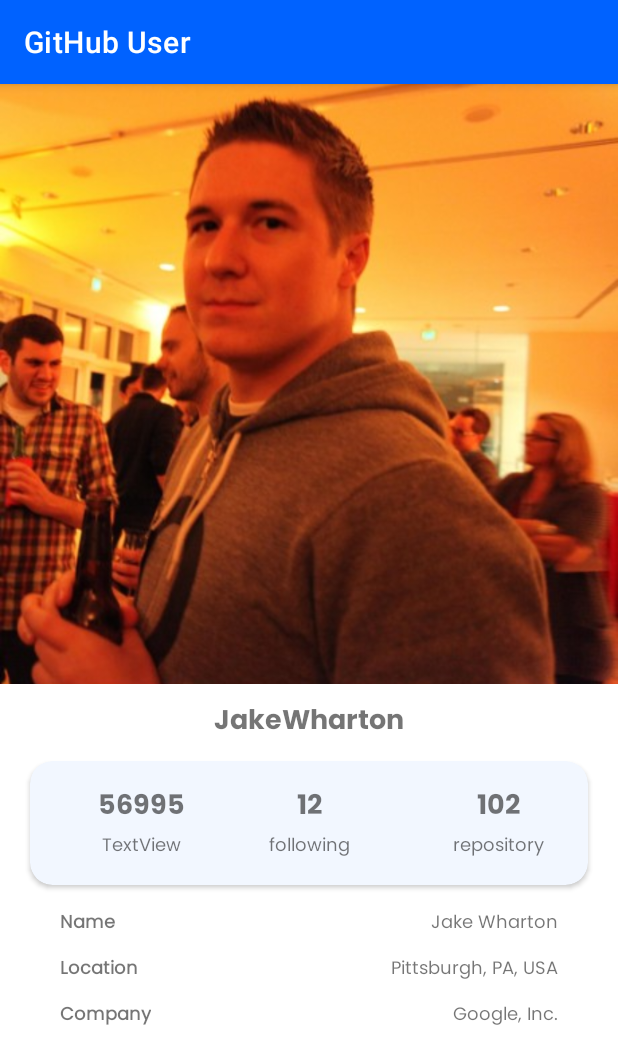
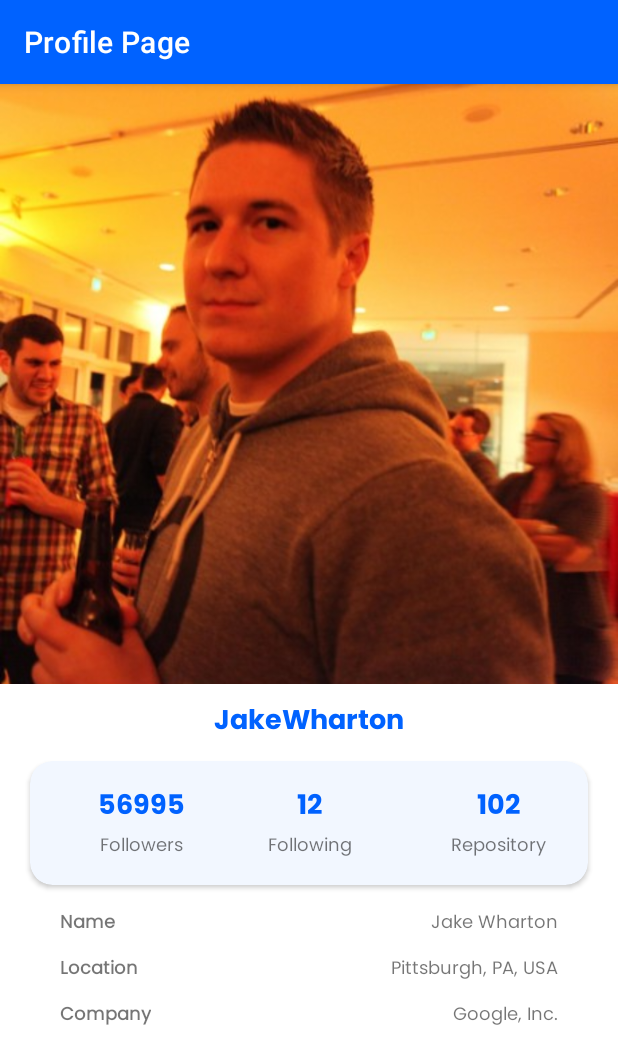
Before and after one commit to furqonunnes/GitHubUser, an Android app: the MainActivity screen opened directly, with no data from a screen before it, after a tap on "JakeWharton", on a phone screen of 412 x 824 dp. Shown: the top 1064 px of the screen. Run offline under Robolectric (Android 15) with nearby library versions, the phone set to English and light mode, and no system bars.

Commit message:
Submission 1 - Completed

```diff
--- a/app/src/main/AndroidManifest.xml
+++ b/app/src/main/AndroidManifest.xml
@@ -24,7 +24,8 @@
         </activity>
         <activity
             android:name=".DetailActivity"
-            android:exported="false" />
+            android:exported="false"
+            android:label="Profile Page"/>
         <activity
             android:name=".MainActivity"
             android:exported="false" />
--- a/app/src/main/java/com/dicoding/githubuser/DetailActivity.kt
+++ b/app/src/main/java/com/dicoding/githubuser/DetailActivity.kt
@@ -8,10 +8,6 @@ class DetailActivity : AppCompatActivity() {
 
     private lateinit var binding: ActivityDetailBinding
 
-    companion object {
-        const val EXTRA_PERSON = "extra_person"
-    }
-
     override fun onCreate(savedInstanceState: Bundle?) {
         super.onCreate(savedInstanceState)
 
@@ -20,15 +16,20 @@ class DetailActivity : AppCompatActivity() {
         setContentView(binding.root)
 
         val person = intent.getParcelableExtra<User>(EXTRA_PERSON) as User
-        binding.imgAvatar.setImageResource(person.photo)
-        binding.tvUsername.text = person.username
-        binding.tvName.text = person.name
-        binding.tvLocation.text = person.location
-        binding.tvRepository.text = person.repository
-        binding.tvCompany.text = person.company
-        binding.tvFollowers.text = person.followers
-        binding.tvFollowing.text = person.following
-
+        binding.apply {
+            imgAvatar.setImageResource(person.photo)
+            tvUsername.text = person.username
+            tvName.text = person.name
+            tvLocation.text = person.location
+            tvRepository.text = person.repository
+            tvCompany.text = person.company
+            tvFollowers.text = person.followers
+            tvFollowing.text = person.following
+        }
 
     }
+
+    companion object {
+        const val EXTRA_PERSON = "extra_person"
+    }
 }
--- a/app/src/main/java/com/dicoding/githubuser/ListUserAdapter.kt
+++ b/app/src/main/java/com/dicoding/githubuser/ListUserAdapter.kt
@@ -13,10 +13,8 @@ class ListUserAdapter(private val ListUser: ArrayList<User>) : RecyclerView.Adap
         this.onItemClickCallback = onItemClickCallback
     }
 
-    // Menampilkan tampilan tiap item
     class ListViewHolder(var binding: ItemUserBinding) : RecyclerView.ViewHolder(binding.root)
 
-    // BINDING
     override fun onCreateViewHolder(viewGroup: ViewGroup, i: Int): ListViewHolder {
         val binding = ItemUserBinding.inflate(LayoutInflater.from(viewGroup.context), viewGroup, false)
         return ListViewHolder(binding)
--- a/app/src/main/java/com/dicoding/githubuser/MainActivity.kt
+++ b/app/src/main/java/com/dicoding/githubuser/MainActivity.kt
@@ -16,7 +16,6 @@ class MainActivity : AppCompatActivity() {
     private lateinit var rvUser: RecyclerView
     private val list = ArrayList<User>()
 
-    // Menandakan item mana yang dipilih
     private fun showSelectedHero(user: User) {
         Toast.makeText(this, "Kamu Memilih" + user.name, Toast.LENGTH_SHORT).show()
 
@@ -50,14 +49,14 @@ class MainActivity : AppCompatActivity() {
             val dataCompany = resources.getStringArray(R.array.company)
             val dataFollowers = resources.getStringArray(R.array.followers)
             val dataFollowing = resources.getStringArray(R.array.following)
-            val listHero = ArrayList<User>()
+            val listUser = ArrayList<User>()
 
             for (i in dataName.indices) {
                 val hero = User(dataPhoto.getResourceId(i, -1), dataUsername[i], dataName[i], dataLocation[i], dataRepository[i], dataCompany[i], dataFollowers[i], dataFollowing[i] )
-                listHero.add(hero)
+                listUser.add(hero)
             }
 
-            return listHero
+            return listUser
         }
 
     private fun showRecyclerList() {
--- a/app/src/main/java/com/dicoding/githubuser/Splash.kt
+++ b/app/src/main/java/com/dicoding/githubuser/Splash.kt
@@ -4,19 +4,23 @@ import android.content.Intent
 import androidx.appcompat.app.AppCompatActivity
 import android.os.Bundle
 import android.os.Handler
+import android.os.Looper
 
-@Suppress("DEPRECATION")
 class Splash : AppCompatActivity() {
     override fun onCreate(savedInstanceState: Bundle?) {
         super.onCreate(savedInstanceState)
         setContentView(R.layout.activity_splash)
 
+        val delay : Long = 1000
+
         supportActionBar?.hide()
 
-        Handler().postDelayed({
+        Handler(Looper.getMainLooper())
+
+        Handler(Looper.getMainLooper()).postDelayed({
             val intent = Intent(this@Splash, MainActivity::class.java)
             startActivity(intent)
             finish()
-        },1000 )
+        }, delay )
     }
 }
--- a/app/src/main/res/layout/activity_detail.xml
+++ b/app/src/main/res/layout/activity_detail.xml
@@ -15,7 +15,8 @@
         app:layout_constraintHorizontal_bias="0.498"
         app:layout_constraintStart_toStartOf="parent"
         app:layout_constraintTop_toTopOf="parent"
-        tools:srcCompat="@tools:sample/avatars" />
+        tools:srcCompat="@tools:sample/avatars"
+        android:contentDescription="@string/desc" />
 
     <TextView
         android:id="@+id/tv_username"
@@ -53,7 +54,7 @@
                 android:layout_width="wrap_content"
                 android:layout_height="wrap_content"
                 android:layout_marginStart="30dp"
-                android:text="TextView"
+                tools:text="Follower"
                 app:layout_constraintEnd_toEndOf="parent"
                 app:layout_constraintHorizontal_bias="0.0"
                 app:layout_constraintStart_toStartOf="parent"
@@ -63,7 +64,7 @@
                 style="@style/NormalFont"
                 android:layout_width="wrap_content"
                 android:layout_height="wrap_content"
-                android:text="TextView"
+                android:text="@string/followers"
                 app:layout_constraintEnd_toEndOf="@+id/tv_followers"
                 app:layout_constraintStart_toStartOf="@+id/tv_followers"
                 app:layout_constraintTop_toBottomOf="@+id/tv_followers" />
@@ -73,7 +74,7 @@
                 style="@style/HeaderFont"
                 android:layout_width="wrap_content"
                 android:layout_height="wrap_content"
-                android:text="TextView"
+                tools:text="Following"
                 app:layout_constraintEnd_toEndOf="parent"
                 app:layout_constraintStart_toStartOf="parent"
                 app:layout_constraintTop_toTopOf="parent" />
@@ -83,7 +84,7 @@
                 style="@style/NormalFont"
                 android:layout_width="wrap_content"
                 android:layout_height="wrap_content"
-                android:text="following"
+                android:text="@string/following"
                 app:layout_constraintEnd_toEndOf="@+id/tv_following"
                 app:layout_constraintStart_toStartOf="@+id/tv_following"
                 app:layout_constraintTop_toBottomOf="@+id/tv_following" />
@@ -94,18 +95,18 @@
                 android:layout_width="wrap_content"
                 android:layout_height="wrap_content"
                 android:layout_marginEnd="30dp"
-                android:text="TextView"
                 app:layout_constraintEnd_toEndOf="parent"
                 app:layout_constraintHorizontal_bias="1.0"
-                app:layout_constraintStart_toEndOf="@+id/tv_following"
-                app:layout_constraintTop_toTopOf="parent" />
+                app:layout_constraintStart_toStartOf="parent"
+                app:layout_constraintTop_toTopOf="parent"
+                tools:text="Repository" />
 
             <TextView
                 android:id="@+id/textView4"
                 style="@style/NormalFont"
                 android:layout_width="wrap_content"
                 android:layout_height="wrap_content"
-                android:text="repository"
+                android:text="@string/repository"
                 app:layout_constraintEnd_toEndOf="@+id/tv_repository"
                 app:layout_constraintStart_toStartOf="@+id/tv_repository"
                 app:layout_constraintTop_toBottomOf="@+id/tv_repository" />
@@ -117,13 +118,12 @@
 
     <TextView
         android:id="@+id/title_name"
-        style="@style/NormalFont"
+        style="@style/SubHeaderFont"
         android:layout_width="wrap_content"
         android:layout_height="wrap_content"
         android:layout_marginStart="20dp"
         android:layout_marginTop="15dp"
-        android:text="Name"
-        android:textStyle="bold"
+        android:text="@string/name"
         app:layout_constraintEnd_toEndOf="@+id/cardView"
         app:layout_constraintHorizontal_bias="0.0"
         app:layout_constraintStart_toStartOf="@+id/cardView"
@@ -135,7 +135,7 @@
         android:layout_width="wrap_content"
         android:layout_height="wrap_content"
         android:layout_marginEnd="20dp"
-        android:text="Name"
+        tools:text="Name"
         app:layout_constraintEnd_toEndOf="@+id/cardView"
         app:layout_constraintHorizontal_bias="1.0"
         app:layout_constraintStart_toEndOf="@+id/title_location"
@@ -143,13 +143,12 @@
 
     <TextView
         android:id="@+id/title_location"
-        style="@style/NormalFont"
+        style="@style/SubHeaderFont"
         android:layout_width="wrap_content"
         android:layout_height="wrap_content"
         android:layout_marginStart="20dp"
         android:layout_marginTop="10dp"
-        android:text="Location"
-        android:textStyle="bold"
+        android:text="@string/location"
         app:layout_constraintEnd_toEndOf="@+id/cardView"
         app:layout_constraintHorizontal_bias="0.0"
         app:layout_constraintStart_toStartOf="@+id/cardView"
@@ -162,7 +161,7 @@
         android:layout_height="wrap_content"
         android:layout_marginTop="10dp"
         android:layout_marginEnd="20dp"
-        android:text="Location"
+        tools:text="location"
         app:layout_constraintEnd_toEndOf="@+id/cardView"
         app:layout_constraintHorizontal_bias="1.0"
         app:layout_constraintStart_toEndOf="@+id/title_location"
@@ -170,13 +169,12 @@
 
     <TextView
         android:id="@+id/title_company"
-        style="@style/NormalFont"
+        style="@style/SubHeaderFont"
         android:layout_width="wrap_content"
         android:layout_height="wrap_content"
         android:layout_marginStart="20dp"
         android:layout_marginTop="10dp"
-        android:text="Company"
-        android:textStyle="bold"
+        android:text="@string/company"
         app:layout_constraintEnd_toEndOf="@+id/cardView"
         app:layout_constraintHorizontal_bias="0.0"
         app:layout_constraintStart_toStartOf="@+id/cardView"
@@ -189,7 +187,7 @@
         android:layout_height="wrap_content"
         android:layout_marginTop="10dp"
         android:layout_marginEnd="20dp"
-        android:text="Company"
+        tools:text="Company"
         app:layout_constraintEnd_toEndOf="@+id/cardView"
         app:layout_constraintHorizontal_bias="1.0"
         app:layout_constraintStart_toEndOf="@+id/title_location"
--- a/app/src/main/res/layout/activity_splash.xml
+++ b/app/src/main/res/layout/activity_splash.xml
@@ -15,7 +15,7 @@
         app:layout_constraintEnd_toEndOf="parent"
         app:layout_constraintStart_toStartOf="parent"
         app:layout_constraintTop_toTopOf="parent"
-        app:srcCompat="@drawable/ic_icon" />
+        app:srcCompat="@drawable/ic_icon"/>
 
     <androidx.constraintlayout.widget.Guideline
         android:id="@+id/guideline2"
@@ -29,7 +29,7 @@
         style="@style/NormalFont"
         android:layout_width="wrap_content"
         android:layout_height="wrap_content"
-        android:text="Submission 1"
+        android:text="@string/submission_1"
         android:textColor="@color/white"
         app:layout_constraintBottom_toBottomOf="parent"
         app:layout_constraintEnd_toEndOf="@+id/imageView"
--- a/app/src/main/res/layout/item_user.xml
+++ b/app/src/main/res/layout/item_user.xml
@@ -25,7 +25,7 @@
             card_view:layout_constraintStart_toStartOf="parent"
             card_view:layout_constraintTop_toTopOf="parent"
             tools:src="@tools:sample/avatars"
-            android:contentDescription="" />
+            android:contentDescription="@string/desc"/>
 
         <TextView
             android:id="@+id/tv_item_username"
@@ -33,7 +33,7 @@
             android:layout_width="wrap_content"
             android:layout_height="wrap_content"
             android:layout_marginStart="20dp"
-            android:text="Username"
+            android:text="@string/username"
             card_view:layout_constraintBottom_toBottomOf="@+id/img_item_photo"
             card_view:layout_constraintEnd_toEndOf="parent"
             card_view:layout_constraintHorizontal_bias="0.0"
@@ -46,7 +46,7 @@
             style="@style/NormalFont"
             android:layout_width="wrap_content"
             android:layout_height="wrap_content"
-            android:text="name"
+            android:text="@string/name"
             card_view:layout_constraintEnd_toEndOf="@+id/tv_item_username"
             card_view:layout_constraintHorizontal_bias="0.0"
             card_view:layout_constraintStart_toStartOf="@+id/tv_item_username"
--- a/app/src/main/res/values/strings.xml
+++ b/app/src/main/res/values/strings.xml
@@ -2,8 +2,17 @@
     <!-- Other string resources-->
     <string name="app_name">GitHub User</string>
 
+    <string name="desc">Image</string>
+
+    <string name="submission_1">Submission 1</string>
+
     <string name="username">Username</string>
     <string name="name">Name</string>
+    <string name="location">Location</string>
+    <string name="repository">Repository</string>
+    <string name="company">Company</string>
+    <string name="followers">Followers</string>
+    <string name="following">Following</string>
 
     <string-array name="username">
         <item>JakeWharton</item>
--- a/app/src/main/res/values/themes.xml
+++ b/app/src/main/res/values/themes.xml
@@ -17,7 +17,13 @@
     <style name="HeaderFont">
         <item name="fontFamily">@font/poppins_bold</item>
         <item name="android:textSize">18sp</item>
-        <item name="color">@color/biru</item>
+        <item name="android:textColor">@color/biru</item>
+    </style>
+
+    <style name="SubHeaderFont">
+        <item name="fontFamily">@font/poppins_regular</item>
+        <item name="android:textSize">12sp</item>
+        <item name="android:textStyle">bold</item>
     </style>
 
     <style name="NormalFont">
```
